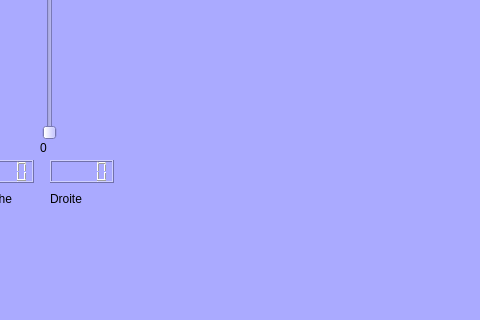
Qt form mainwindow.ui (monsieur7/robotProjet) before a commit; both pictures show x 650 to 1130 and y 296 to 616 of the 1453 by 745 pixel window.
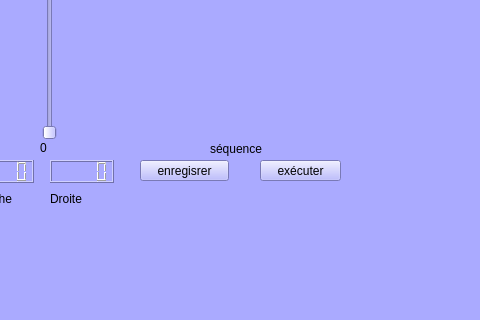
The same form after that commit.

Patch:
```diff
--- a/mainwindow.ui
+++ b/mainwindow.ui
@@ -498,6 +498,45 @@
      <string>LEFT</string>
     </property>
    </widget>
+   <widget class="QPushButton" name="enregistrer">
+    <property name="geometry">
+     <rect>
+      <x>790</x>
+      <y>420</y>
+      <width>89</width>
+      <height>21</height>
+     </rect>
+    </property>
+    <property name="text">
+     <string>enregisrer</string>
+    </property>
+   </widget>
+   <widget class="QPushButton" name="executer">
+    <property name="geometry">
+     <rect>
+      <x>910</x>
+      <y>420</y>
+      <width>81</width>
+      <height>21</height>
+     </rect>
+    </property>
+    <property name="text">
+     <string>exécuter</string>
+    </property>
+   </widget>
+   <widget class="QLabel" name="label_10">
+    <property name="geometry">
+     <rect>
+      <x>860</x>
+      <y>400</y>
+      <width>67</width>
+      <height>17</height>
+     </rect>
+    </property>
+    <property name="text">
+     <string>séquence</string>
+    </property>
+   </widget>
   </widget>
   <widget class="QMenuBar" name="menuBar">
    <property name="geometry">
```
Left out of the diff: 2 changed lines with no effect on the pictures.
